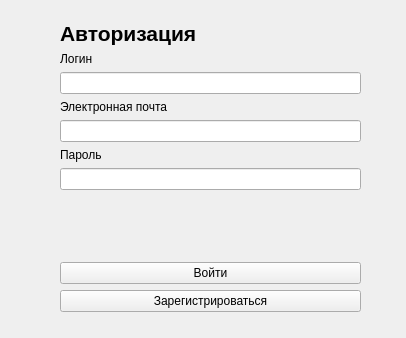
Qt form client/ITSwarm/windows/login_window/loginwindow.ui (cpp-park-vk-education/2023_1_Rabotyagi) before a commit.
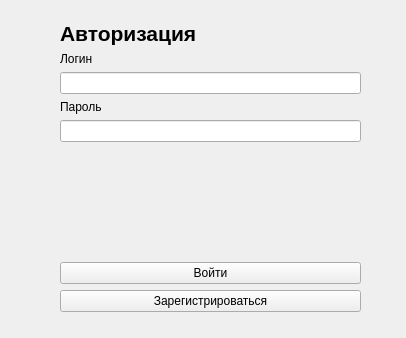
The same form after that commit.

The edit to the form file:
```diff
--- a/client/ITSwarm/windows/login_window/loginwindow.ui
+++ b/client/ITSwarm/windows/login_window/loginwindow.ui
@@ -45,16 +45,6 @@
     <item>
      <widget class="QLineEdit" name="usernameEdit"/>
     </item>
-    <item>
-     <widget class="QLabel" name="label_4">
-      <property name="text">
-       <string>Электронная почта</string>
-      </property>
-     </widget>
-    </item>
-    <item>
-     <widget class="QLineEdit" name="emailEdit"/>
-    </item>
     <item>
      <widget class="QLabel" name="label_3">
       <property name="text">
```
